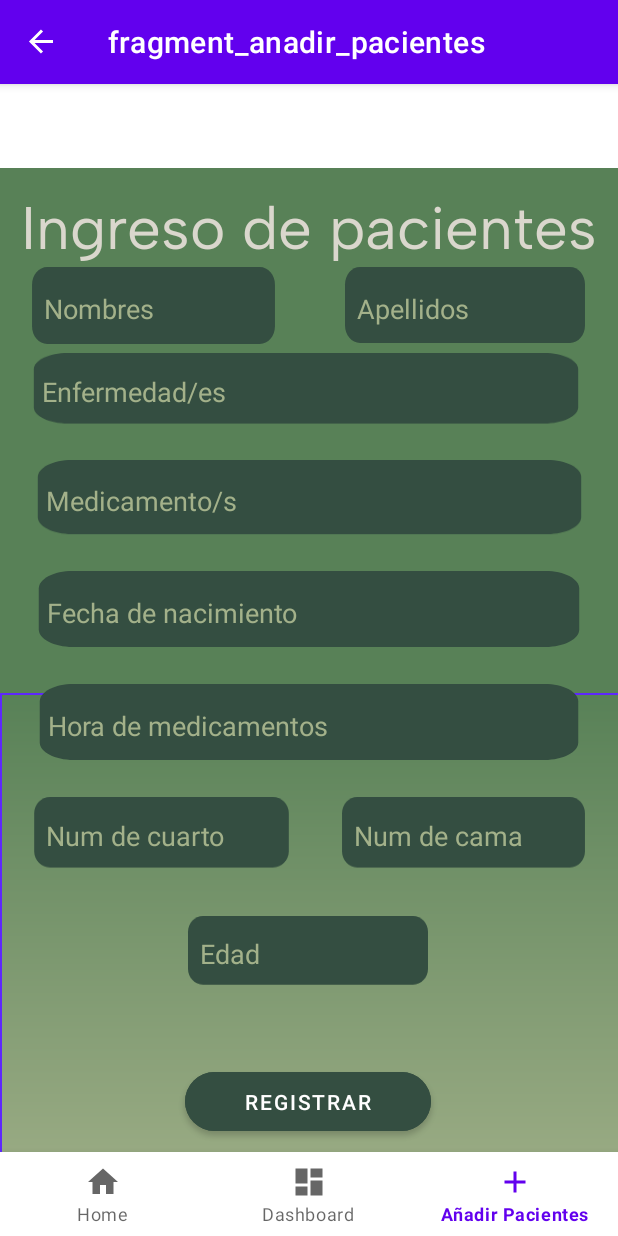
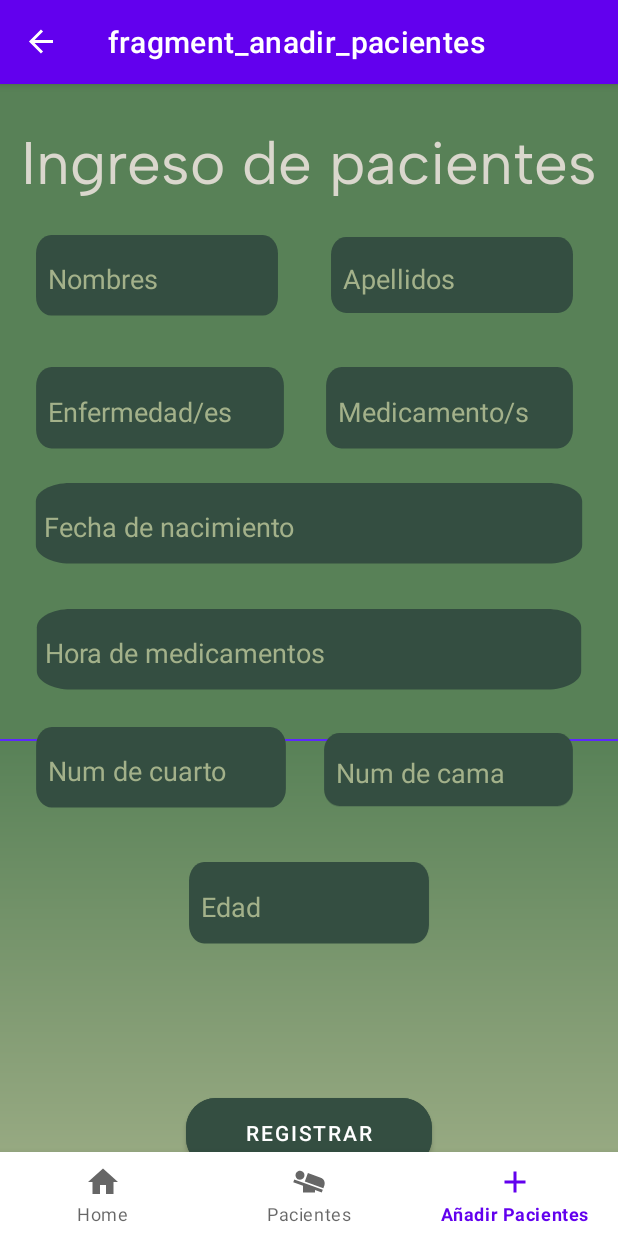
Before and after one commit to Cholo0407/Proyecto-Formativo-1b, an Android app: the anadirPacientes screen opened through its navigation route, on a phone screen of 412 x 824 dp. Run offline under Robolectric (Android 15) with nearby library versions, the phone set to English and light mode, and no system bars; our stand-ins replace navigation-ui.

Commit message:
arreglo en interfaz de paciente

```diff
--- /dev/null
+++ b/app/src/main/res/drawable/baseline_airline_seat_flat_angled_24.xml
@@ -0,0 +1,5 @@
+<vector xmlns:android="http://schemas.android.com/apk/res/android" android:height="24dp" android:tint="#000000" android:viewportHeight="24" android:viewportWidth="24" android:width="24dp">
+
+    <path android:fillColor="@android:color/white" android:pathData="M22.25,14.29l-0.69,1.89L9.2,11.71l2.08,-5.66 8.56,3.09c2.1,0.76 3.18,3.06 2.41,5.15zM1.5,12.14L8,14.48L8,19h8v-1.63L20.52,19l0.69,-1.89 -19.02,-6.86 -0.69,1.89zM7.3,10.2c1.49,-0.72 2.12,-2.51 1.41,-4C7.99,4.71 6.2,4.08 4.7,4.8c-1.49,0.71 -2.12,2.5 -1.4,4 0.71,1.49 2.5,2.12 4,1.4z"/>
+
+</vector>
--- a/app/src/main/res/layout/activity_main.xml
+++ b/app/src/main/res/layout/activity_main.xml
@@ -4,7 +4,7 @@
     android:id="@+id/container"
     android:layout_width="match_parent"
     android:layout_height="match_parent"
-    android:paddingTop="?attr/actionBarSize">
+    >
 
     <com.google.android.material.bottomnavigation.BottomNavigationView
         android:id="@+id/nav_view"
--- a/app/src/main/res/layout/fragment_anadir_pacientes.xml
+++ b/app/src/main/res/layout/fragment_anadir_pacientes.xml
@@ -8,42 +8,37 @@
     android:background="#588157"
     tools:context=".anadirPacientes">
 
-    <!-- TODO: Update blank fragment layout -->
-    <LinearLayout
-        android:id="@+id/linearLayout"
-        android:layout_width="426dp"
-        android:layout_height="362dp"
+    <View
+        android:id="@+id/view2"
+        android:layout_width="424dp"
+        android:layout_height="329dp"
+        android:layout_marginBottom="2dp"
         android:background="@drawable/s5e27fdsw1lr270588157a3b18a"
-        android:orientation="vertical"
         app:layout_constraintBottom_toBottomOf="parent"
         app:layout_constraintEnd_toEndOf="parent"
-        app:layout_constraintHorizontal_bias="0.0"
-        app:layout_constraintStart_toStartOf="parent"></LinearLayout>
+        app:layout_constraintStart_toStartOf="parent" />
 
     <TextView
         android:id="@+id/textView"
-        android:layout_width="match_parent"
+        android:layout_width="0dp"
         android:layout_height="wrap_content"
-        android:layout_marginStart="8dp"
-        android:layout_marginTop="8dp"
-        android:layout_marginEnd="8dp"
+        android:layout_marginTop="28dp"
+        android:layout_marginBottom="23dp"
         android:fontFamily="@font/albert_sans"
         android:text="Ingreso de pacientes"
         android:textAlignment="center"
         android:textColor="#DAD7CD"
         android:textSize="40sp"
-        app:layout_constraintBottom_toBottomOf="parent"
+        app:layout_constraintBottom_toTopOf="@+id/txtNombre"
         app:layout_constraintEnd_toEndOf="parent"
-        app:layout_constraintHorizontal_bias="0.0"
         app:layout_constraintStart_toStartOf="parent"
-        app:layout_constraintTop_toTopOf="parent"
-        app:layout_constraintVertical_bias="0.011" />
+        app:layout_constraintTop_toTopOf="parent" />
 
     <EditText
         android:id="@+id/txtApellido"
-        android:layout_width="164dp"
+        android:layout_width="0dp"
         android:layout_height="55dp"
-        android:layout_marginEnd="20dp"
+        android:layout_marginEnd="28dp"
         android:background="@drawable/fondo_txt"
         android:ems="10"
         android:hint="Apellidos"
@@ -51,15 +46,17 @@
         android:paddingLeft="10dp"
         android:textColor="#DAD7CD"
         android:textColorHint="#A3B18A"
-        app:layout_constraintBottom_toTopOf="@+id/txtEnfermedad"
+        app:layout_constraintBaseline_toBaselineOf="@+id/txtNombre"
         app:layout_constraintEnd_toEndOf="parent"
-        app:layout_constraintTop_toBottomOf="@+id/textView"
-        app:layout_constraintVertical_bias="0.454" />
+        app:layout_constraintStart_toEndOf="@+id/txtNombre" />
 
     <EditText
         android:id="@+id/txtNombre"
-        android:layout_width="166dp"
-        android:layout_height="56dp"
+        android:layout_width="0dp"
+        android:layout_height="0dp"
+        android:layout_marginStart="22dp"
+        android:layout_marginEnd="31dp"
+        android:layout_marginBottom="29dp"
         android:background="@drawable/fondo_txt"
         android:ems="10"
         android:hint="Nombres"
@@ -69,16 +66,14 @@
         android:textColorHint="#A3B18A"
         app:layout_constraintBottom_toTopOf="@+id/txtEnfermedad"
         app:layout_constraintEnd_toStartOf="@+id/txtApellido"
-        app:layout_constraintHorizontal_bias="0.312"
         app:layout_constraintStart_toStartOf="parent"
-        app:layout_constraintTop_toBottomOf="@+id/textView"
-        app:layout_constraintVertical_bias="0.454" />
+        app:layout_constraintTop_toBottomOf="@+id/textView" />
 
     <EditText
         android:id="@+id/txtMedicamento"
-        android:layout_width="371dp"
-        android:layout_height="54dp"
-        android:layout_marginBottom="20dp"
+        android:layout_width="0dp"
+        android:layout_height="59dp"
+        android:layout_marginEnd="28dp"
         android:background="@drawable/fondo_txt"
         android:ems="10"
         android:hint="Medicamento/s"
@@ -86,15 +81,15 @@
         android:paddingLeft="10dp"
         android:textColor="#DAD7CD"
         android:textColorHint="#A3B18A"
-        app:layout_constraintBottom_toTopOf="@+id/txtFechaNacimiento"
+        app:layout_constraintBaseline_toBaselineOf="@+id/txtEnfermedad"
         app:layout_constraintEnd_toEndOf="parent"
-        app:layout_constraintStart_toStartOf="parent" />
+        app:layout_constraintStart_toEndOf="@+id/txtEnfermedad" />
 
     <EditText
         android:id="@+id/txtEdad"
         android:layout_width="164dp"
-        android:layout_height="50dp"
-        android:layout_marginBottom="48dp"
+        android:layout_height="0dp"
+        android:layout_marginBottom="92dp"
         android:background="@drawable/fondo_txt"
         android:ems="10"
         android:hint="Edad"
@@ -104,13 +99,15 @@
         android:textColorHint="#A3B18A"
         app:layout_constraintBottom_toTopOf="@+id/btnRegistrar"
         app:layout_constraintEnd_toEndOf="parent"
-        app:layout_constraintHorizontal_bias="0.497"
-        app:layout_constraintStart_toStartOf="parent" />
+        app:layout_constraintStart_toStartOf="parent"
+        app:layout_constraintTop_toBottomOf="@+id/txtNumCuarto" />
 
     <EditText
         android:id="@+id/txtHoraMedicina"
-        android:layout_width="368dp"
-        android:layout_height="55dp"
+        android:layout_width="0dp"
+        android:layout_height="0dp"
+        android:layout_marginStart="20dp"
+        android:layout_marginEnd="20dp"
         android:layout_marginBottom="20dp"
         android:background="@drawable/fondo_txt"
         android:ems="10"
@@ -119,16 +116,18 @@
         android:paddingLeft="10dp"
         android:textColor="#DAD7CD"
         android:textColorHint="#A3B18A"
-        app:layout_constraintBottom_toTopOf="@+id/txtNumCama"
+        app:layout_constraintBottom_toTopOf="@+id/txtNumCuarto"
         app:layout_constraintEnd_toEndOf="parent"
-        app:layout_constraintStart_toStartOf="parent" />
+        app:layout_constraintStart_toStartOf="parent"
+        app:layout_constraintTop_toBottomOf="@+id/txtFechaNacimiento" />
 
     <EditText
         android:id="@+id/txtNumCuarto"
-        android:layout_width="174dp"
-        android:layout_height="51dp"
-        android:layout_marginStart="20dp"
-        android:layout_marginBottom="28dp"
+        android:layout_width="0dp"
+        android:layout_height="0dp"
+        android:layout_marginStart="22dp"
+        android:layout_marginEnd="21dp"
+        android:layout_marginBottom="31dp"
         android:background="@drawable/fondo_txt"
         android:ems="10"
         android:hint="Num de cuarto"
@@ -138,14 +137,16 @@
         android:textColorHint="#A3B18A"
         app:layout_constraintBottom_toTopOf="@+id/txtEdad"
         app:layout_constraintEnd_toStartOf="@+id/txtNumCama"
-        app:layout_constraintHorizontal_bias="0.024"
-        app:layout_constraintStart_toStartOf="parent" />
+        app:layout_constraintStart_toStartOf="parent"
+        app:layout_constraintTop_toBottomOf="@+id/txtHoraMedicina" />
 
     <EditText
         android:id="@+id/txtFechaNacimiento"
-        android:layout_width="369dp"
-        android:layout_height="55dp"
-        android:layout_marginBottom="20dp"
+        android:layout_width="0dp"
+        android:layout_height="0dp"
+        android:layout_marginStart="19dp"
+        android:layout_marginEnd="19dp"
+        android:layout_marginBottom="25dp"
         android:background="@drawable/fondo_txt"
         android:ems="10"
         android:hint="Fecha de nacimiento"
@@ -155,14 +156,16 @@
         android:textColorHint="#A3B18A"
         app:layout_constraintBottom_toTopOf="@+id/txtHoraMedicina"
         app:layout_constraintEnd_toEndOf="parent"
-        app:layout_constraintStart_toStartOf="parent" />
+        app:layout_constraintStart_toStartOf="parent"
+        app:layout_constraintTop_toBottomOf="@+id/txtEnfermedad" />
 
     <EditText
         android:id="@+id/txtNumCama"
-        android:layout_width="166dp"
-        android:layout_height="51dp"
-        android:layout_marginEnd="20dp"
-        android:layout_marginBottom="28dp"
+        android:layout_width="0dp"
+        android:layout_height="53dp"
+        android:layout_marginTop="73dp"
+        android:layout_marginEnd="28dp"
+        android:layout_marginBottom="82dp"
         android:background="@drawable/fondo_txt"
         android:ems="10"
         android:hint="Num de cama"
@@ -170,14 +173,18 @@
         android:paddingLeft="10dp"
         android:textColor="#DAD7CD"
         android:textColorHint="#A3B18A"
-        app:layout_constraintBottom_toTopOf="@+id/txtEdad"
-        app:layout_constraintEnd_toEndOf="parent" />
+        app:layout_constraintBottom_toBottomOf="@+id/txtEdad"
+        app:layout_constraintEnd_toEndOf="parent"
+        app:layout_constraintStart_toEndOf="@+id/txtNumCuarto"
+        app:layout_constraintTop_toTopOf="@+id/txtHoraMedicina" />
 
     <EditText
         android:id="@+id/txtEnfermedad"
-        android:layout_width="372dp"
-        android:layout_height="51dp"
-        android:layout_marginBottom="20dp"
+        android:layout_width="0dp"
+        android:layout_height="0dp"
+        android:layout_marginStart="22dp"
+        android:layout_marginEnd="24dp"
+        android:layout_marginBottom="18dp"
         android:background="@drawable/fondo_txt"
         android:ems="10"
         android:hint="Enfermedad/es"
@@ -185,22 +192,22 @@
         android:paddingLeft="10dp"
         android:textColor="#DAD7CD"
         android:textColorHint="#A3B18A"
-        app:layout_constraintBottom_toTopOf="@+id/txtMedicamento"
-        app:layout_constraintEnd_toEndOf="parent"
-        app:layout_constraintHorizontal_bias="0.448"
-        app:layout_constraintStart_toStartOf="parent" />
+        app:layout_constraintBottom_toTopOf="@+id/txtFechaNacimiento"
+        app:layout_constraintEnd_toStartOf="@+id/txtMedicamento"
+        app:layout_constraintStart_toStartOf="parent"
+        app:layout_constraintTop_toBottomOf="@+id/txtNombre" />
 
     <Button
         android:id="@+id/btnRegistrar"
         android:layout_width="164dp"
-        android:layout_height="51dp"
-        android:layout_marginBottom="64dp"
+        android:layout_height="0dp"
+        android:layout_marginBottom="39dp"
         android:backgroundTint="#344E41"
         android:text="Registrar"
         app:cornerRadius="20dp"
         app:layout_constraintBottom_toBottomOf="parent"
         app:layout_constraintEnd_toEndOf="parent"
-        app:layout_constraintHorizontal_bias="0.497"
-        app:layout_constraintStart_toStartOf="parent" />
+        app:layout_constraintStart_toStartOf="parent"
+        app:layout_constraintTop_toBottomOf="@+id/txtEdad" />
 
 </androidx.constraintlayout.widget.ConstraintLayout>
--- a/app/src/main/res/layout/fragment_pacientes.xml
+++ b/app/src/main/res/layout/fragment_pacientes.xml
@@ -1,14 +1,48 @@
 <?xml version="1.0" encoding="utf-8"?>
-<FrameLayout xmlns:android="http://schemas.android.com/apk/res/android"
+<androidx.constraintlayout.widget.ConstraintLayout xmlns:android="http://schemas.android.com/apk/res/android"
+    xmlns:app="http://schemas.android.com/apk/res-auto"
     xmlns:tools="http://schemas.android.com/tools"
+    android:id="@+id/frameLayout2"
     android:layout_width="match_parent"
     android:layout_height="match_parent"
+    android:background="#588157"
     tools:context=".Pacientes">
 
     <!-- TODO: Update blank fragment layout -->
+
     <TextView
-        android:layout_width="match_parent"
-        android:layout_height="match_parent"
-        android:text="@string/hello_blank_fragment" />
+        android:id="@+id/textView"
+        android:layout_width="wrap_content"
+        android:layout_height="wrap_content"
+        android:layout_marginBottom="20dp"
+        android:text="Ve, edita o elimina los pacientes registrados "
+        android:textColor="#A3B18A"
+        app:layout_constraintBottom_toTopOf="@+id/rcvPacientes"
+        app:layout_constraintEnd_toEndOf="parent"
+        app:layout_constraintStart_toStartOf="parent"
+        app:layout_constraintTop_toBottomOf="@+id/textView2"
+        app:layout_constraintVertical_bias="1.0" />
 
-</FrameLayout>
+    <androidx.recyclerview.widget.RecyclerView
+        android:id="@+id/rcvPacientes"
+        android:layout_width="412dp"
+        android:layout_height="613dp"
+        app:layout_constraintBottom_toBottomOf="parent"
+        app:layout_constraintEnd_toEndOf="parent"
+        app:layout_constraintStart_toStartOf="parent" />
+
+    <TextView
+        android:id="@+id/textView2"
+        android:layout_width="wrap_content"
+        android:layout_height="wrap_content"
+        android:layout_marginTop="16dp"
+        android:fontFamily="@font/albert_sans"
+        android:text="Listado de pacientes"
+        android:textColor="#DAD7CD"
+        android:textSize="40sp"
+        app:layout_constraintEnd_toEndOf="parent"
+        app:layout_constraintHorizontal_bias="0.533"
+        app:layout_constraintStart_toStartOf="parent"
+        app:layout_constraintTop_toTopOf="parent" />
+
+</androidx.constraintlayout.widget.ConstraintLayout>
--- a/app/src/main/res/menu/bottom_nav_menu.xml
+++ b/app/src/main/res/menu/bottom_nav_menu.xml
@@ -7,9 +7,9 @@
         android:title="@string/title_home" />
 
     <item
-        android:id="@+id/navigation_dashboard"
-        android:icon="@drawable/ic_dashboard_black_24dp"
-        android:title="@string/title_dashboard" />
+        android:id="@+id/pacientes"
+        android:icon="@drawable/baseline_airline_seat_flat_angled_24"
+        android:title="Pacientes" />
 
     <item
         android:id="@+id/anadirPacientes"
```
